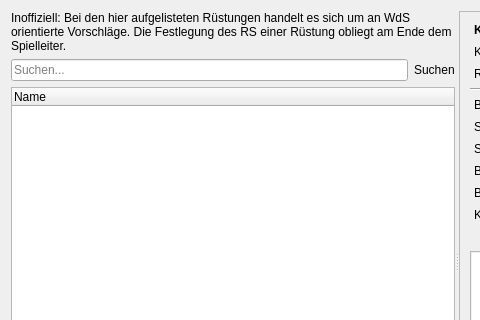
Above: designer/CharakterRuestungPicker.ui from Aeolitus/Sephrasto before the change; both pictures show x 0 to 480 and y 0 to 320 of the 928 by 522 pixel window. Below: the same form after it.
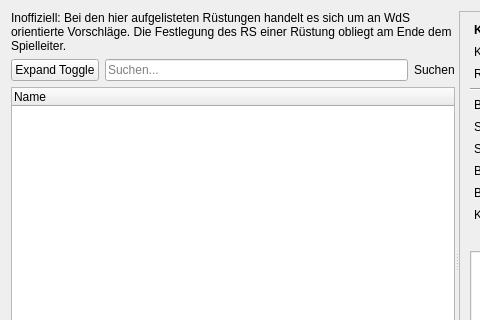
That is the form after the change.

Commit message: Vorteile/Freie Fert Picker/Waffen Picker/Rüstung Picker: add tree expand toggle

Patch:
```diff
--- a/designer/CharakterRuestungPicker.ui
+++ b/designer/CharakterRuestungPicker.ui
@@ -45,6 +45,16 @@
        </item>
        <item>
         <layout class="QHBoxLayout" name="filterLayout">
+         <item>
+          <widget class="QPushButton" name="buttonExpandToggle">
+           <property name="text">
+            <string>Expand Toggle</string>
+           </property>
+           <property name="class" stdset="0">
+            <string>icon</string>
+           </property>
+          </widget>
+         </item>
          <item>
           <widget class="QLineEdit" name="nameFilterEdit">
            <property name="placeholderText">
```
Left out of the diff: 4 changed lines with no effect on the pictures. The commit also changes 15 other files.
